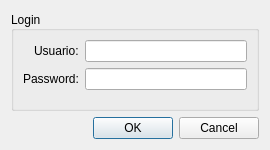
Above: src/ui/FormLogin.ui from guilleurrutia10/division-transporte before the change. Below: the same form after it.
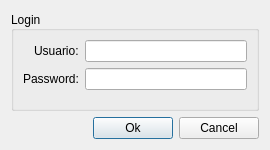
That is the form after the change.

Commit message: Login funcionando...

Patch:
```diff
--- a/src/ui/FormLogin.ui
+++ b/src/ui/FormLogin.ui
@@ -74,14 +74,35 @@
     </widget>
    </item>
    <item>
-    <widget class="QDialogButtonBox" name="buttonBox">
-     <property name="orientation">
-      <enum>Qt::Horizontal</enum>
-     </property>
-     <property name="standardButtons">
-      <set>QDialogButtonBox::Cancel|QDialogButtonBox::Ok</set>
-     </property>
-    </widget>
+    <layout class="QHBoxLayout" name="horizontalLayout">
+     <item>
+      <spacer name="horizontalSpacer">
+       <property name="orientation">
+        <enum>Qt::Horizontal</enum>
+       </property>
+       <property name="sizeHint" stdset="0">
+        <size>
+         <width>40</width>
+         <height>20</height>
+        </size>
+       </property>
+      </spacer>
+     </item>
+     <item>
+      <widget class="QPushButton" name="pushButtonOk">
+       <property name="text">
+        <string>Ok</string>
+       </property>
+      </widget>
+     </item>
+     <item>
+      <widget class="QPushButton" name="pushButtonCancel">
+       <property name="text">
+        <string>Cancel</string>
+       </property>
+      </widget>
+     </item>
+    </layout>
    </item>
   </layout>
  </widget>
```
Left out of the diff: 35 changed lines with no effect on the pictures. The commit also changes 69 other files.
